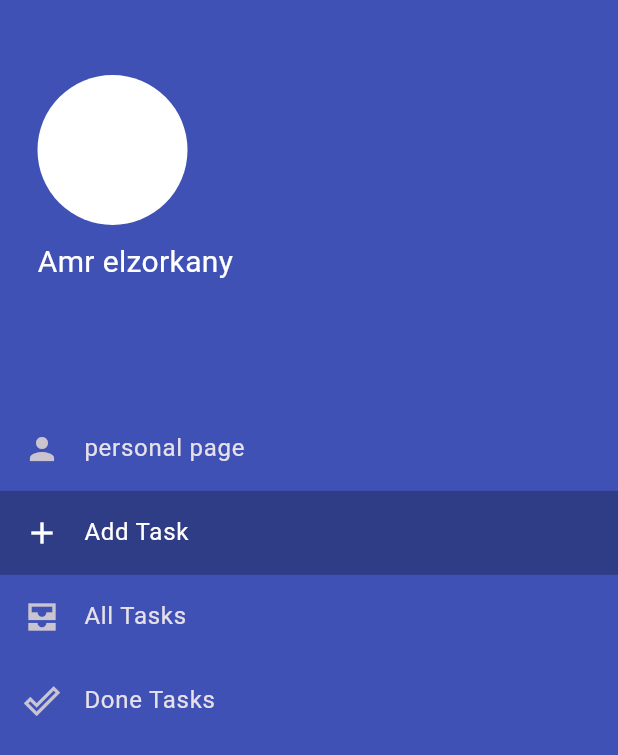
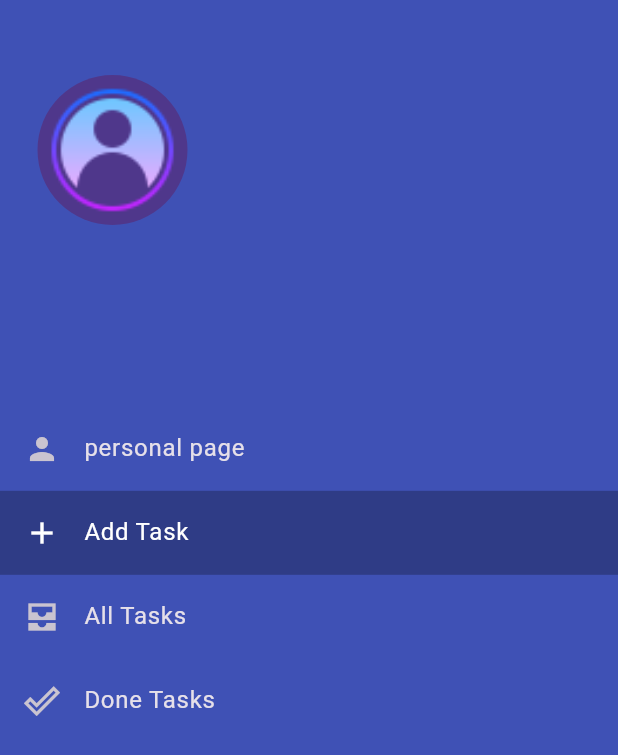
Before and after one commit to AmrMohamed97/life_binder, a Flutter app: the TaskHomePageMenu screen opened directly with sample values from the repository, on a phone screen of 412 x 824 dp. Shown: the top 755 px of the screen. Run offline on Flutter 3.47's test engine with Material 3 defaults, Android fonts, the phone set to English and light mode, and no system bars; our stand-ins replace awesome_dialog, cloud_firestore, firebase_auth, firebase_core, firebase_messaging, firebase_storage and 10 more; missing offline and left inert: animated_snack_bar; accounts and stored records are empty; network calls fail.

Commit message:
edit task page personal image

```diff
--- a/lib/features/personal_page/presentation/pages/personal_page_view.dart
+++ b/lib/features/personal_page/presentation/pages/personal_page_view.dart
@@ -45,7 +45,7 @@ class _PersonalPageViewState extends State<PersonalPageView> {
                   scaffoldKey: scaffoldKey,
                 ),
               if (state is! GetPersonalImageLoadingState)
-                const PersonalPageOperationButton(),
+                PersonalPageOperationButton(cubit: cubit,),
               if (state is! GetPersonalImageLoadingState)
                 PersonalPageBody(
                   personCubit: cubit,
--- a/lib/features/tasks/presentation/view/widgets/task_home_page_menu.dart
+++ b/lib/features/tasks/presentation/view/widgets/task_home_page_menu.dart
@@ -1,13 +1,16 @@
 import 'package:flutter/material.dart';
+import 'package:flutter_bloc/flutter_bloc.dart';
 import 'package:note_app/core/routes/pages_keys.dart';
+import 'package:note_app/features/personal_page/presentation/manager/person_info_cubit/person_info_cubit.dart';
 import 'package:note_app/features/tasks/data/model/menu_item.dart';
 import 'package:note_app/features/tasks/data/model/menu_items.dart';
 
 class TaskHomePageMenu extends StatelessWidget {
   const TaskHomePageMenu(
-      {super.key, required this.currentItem, required this.onSelectedItem});
+      {super.key, required this.currentItem, required this.onSelectedItem,required this.personalImage,required this.userName});
   final MenuItem currentItem;
   final ValueChanged<MenuItem> onSelectedItem;
+  final String personalImage, userName;
   @override
   Widget build(BuildContext context) {
     return Theme(
@@ -20,25 +23,25 @@ class TaskHomePageMenu extends StatelessWidget {
             children: [
               // const Spacer(),
               const SizedBox(height: 50),
-              const Padding(
-                padding: EdgeInsetsDirectional.only(start: 25),
+                Padding(
+                padding: const EdgeInsetsDirectional.only(start: 25),
                 child: Column(
                   mainAxisSize: MainAxisSize.min,
                   crossAxisAlignment: CrossAxisAlignment.start,
                   children: [
                     CircleAvatar(
                       radius: 50,
-                      backgroundColor: Colors.white,
+                      backgroundImage:personalImage.isEmpty ? const AssetImage('assets/images/3.png') : NetworkImage(personalImage),
                     ),
-                    SizedBox(
+                    const SizedBox(
                       height: 10,
                     ),
                     FittedBox(
                       alignment: Alignment.centerLeft,
                       fit: BoxFit.scaleDown,
                       child: Text(
-                        'Amr elzorkany',
-                        style: TextStyle(color: Colors.white, fontSize: 20),
+                        userName,
+                        style: const TextStyle(color: Colors.white, fontSize: 20),
                         textAlign: TextAlign.center,
                         maxLines: 1,
                         overflow: TextOverflow.ellipsis,
```
Also changed, not shown: lib/features/personal_page/presentation/pages/widgets/custom_drawer.dart (+8 -12 lines), lib/features/personal_page/presentation/pages/widgets/personal_page_operation_button.dart (+9 -7 lines), lib/features/tasks/presentation/view/task_home_page.dart (+5 -2 lines).
